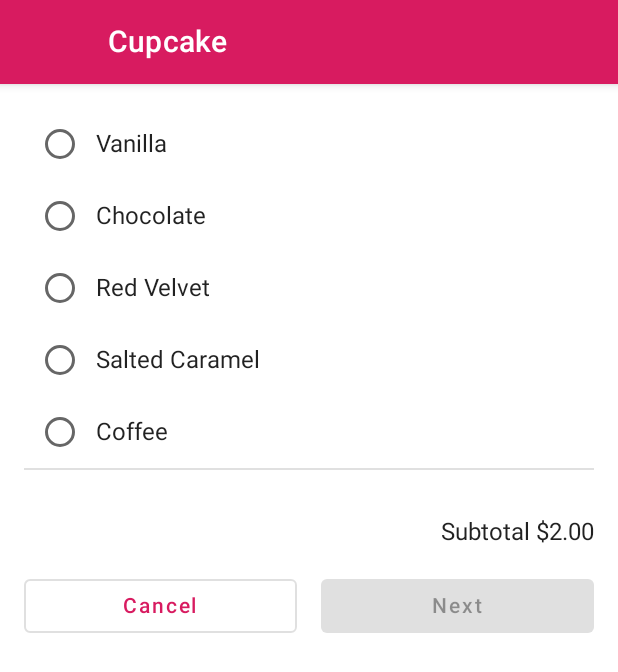
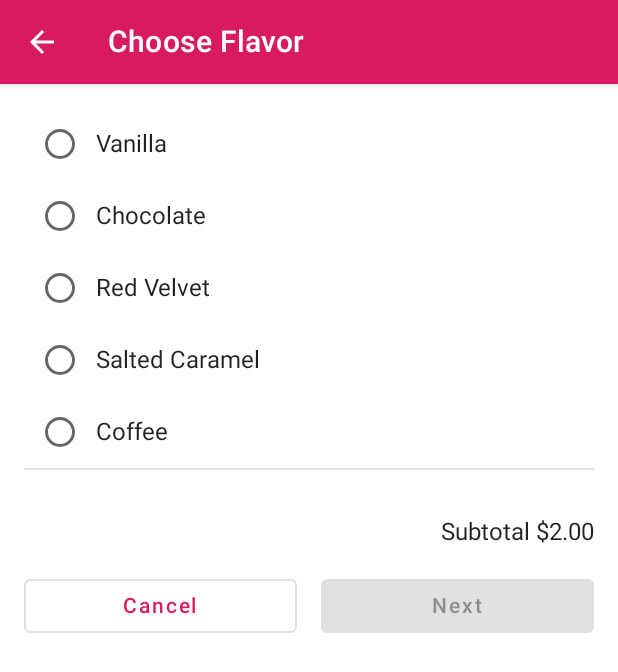
Before and after one commit to cbarrios/android-basics-compose-unit-4-cupcake-app, an Android app built with Jetpack Compose: the screen it shows after launch (MainActivity), after a tap on "One Cupcake", on a phone screen of 412 x 824 dp. Shown: the top 672 px of the screen. Run offline under Robolectric (Android 15) with nearby library versions, the phone set to English and light mode, and no system bars.

```diff
--- a/app/src/main/java/com/example/cupcake/CupcakeScreen.kt
+++ b/app/src/main/java/com/example/cupcake/CupcakeScreen.kt
@@ -18,6 +18,7 @@ package com.example.cupcake
 import android.app.Activity
 import android.content.Context
 import android.content.Intent
+import androidx.annotation.StringRes
 import androidx.compose.foundation.layout.padding
 import androidx.compose.material.Icon
 import androidx.compose.material.IconButton
@@ -36,6 +37,7 @@ import androidx.lifecycle.viewmodel.compose.viewModel
 import androidx.navigation.NavHostController
 import androidx.navigation.compose.NavHost
 import androidx.navigation.compose.composable
+import androidx.navigation.compose.currentBackStackEntryAsState
 import androidx.navigation.compose.rememberNavController
 import com.example.cupcake.data.DataSource.flavors
 import com.example.cupcake.data.DataSource.quantityOptions
@@ -44,11 +46,11 @@ import com.example.cupcake.ui.OrderViewModel
 import com.example.cupcake.ui.SelectOptionScreen
 import com.example.cupcake.ui.StartOrderScreen
 
-enum class CupcakeScreen {
-    Start,
-    Flavor,
-    Pickup,
-    Summary
+enum class CupcakeScreen(@StringRes val title: Int) {
+    Start(title = R.string.app_name),
+    Flavor(title = R.string.choose_flavor),
+    Pickup(title = R.string.choose_pickup_date),
+    Summary(title = R.string.order_summary)
 }
 
 /**
@@ -58,10 +60,11 @@ enum class CupcakeScreen {
 fun CupcakeAppBar(
     canNavigateBack: Boolean,
     navigateUp: () -> Unit,
+    currentScreen: CupcakeScreen,
     modifier: Modifier = Modifier
 ) {
     TopAppBar(
-        title = { Text(stringResource(id = R.string.app_name)) },
+        title = { Text(stringResource(id = currentScreen.title)) },
         modifier = modifier,
         navigationIcon = {
             if (canNavigateBack) {
@@ -81,15 +84,20 @@ fun CupcakeApp(modifier: Modifier = Modifier, viewModel: OrderViewModel = viewMo
     // Create NavController
     val navController = rememberNavController()
 
-    // TODO: Get current back stack entry
+    // Get current back stack entry
+    val backStackEntry by navController.currentBackStackEntryAsState()
 
-    // TODO: Get the name of the current screen
+    // Get the name of the current screen
+    val currentScreen = CupcakeScreen.valueOf(
+        backStackEntry?.destination?.route ?: CupcakeScreen.Start.name
+    )
 
     Scaffold(
         topBar = {
             CupcakeAppBar(
-                canNavigateBack = false,
-                navigateUp = { /* TODO: implement back navigation */ }
+                canNavigateBack = navController.previousBackStackEntry != null,
+                navigateUp = { navController.navigateUp() },
+                currentScreen = currentScreen
             )
         }
     ) { innerPadding ->
```
